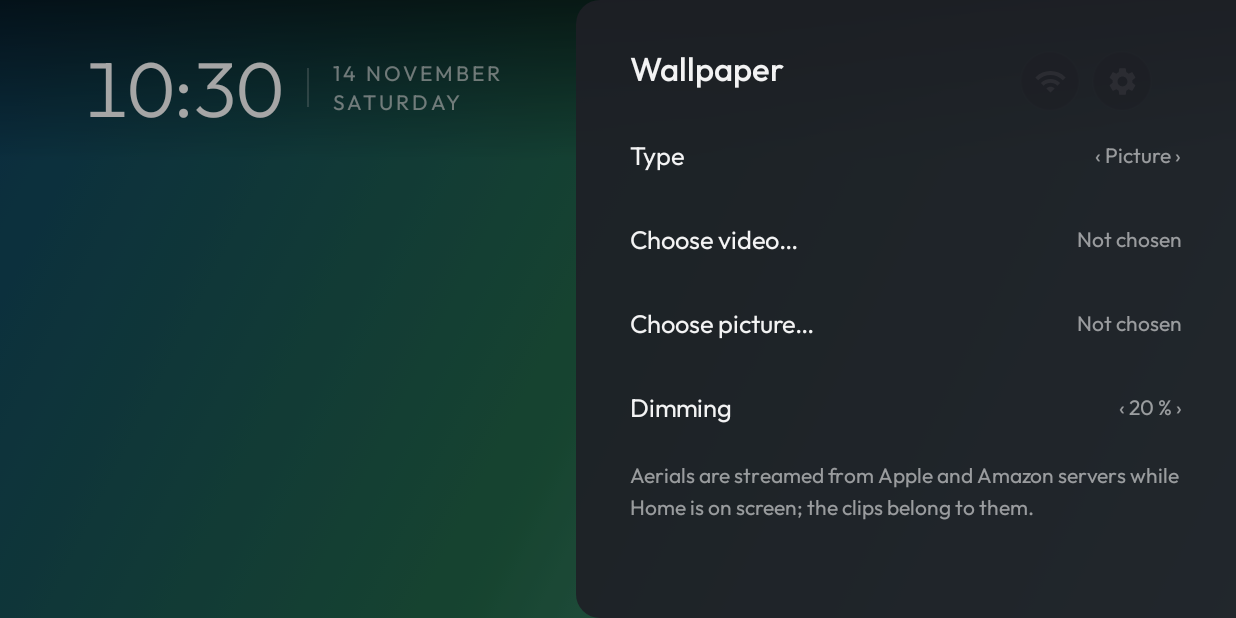
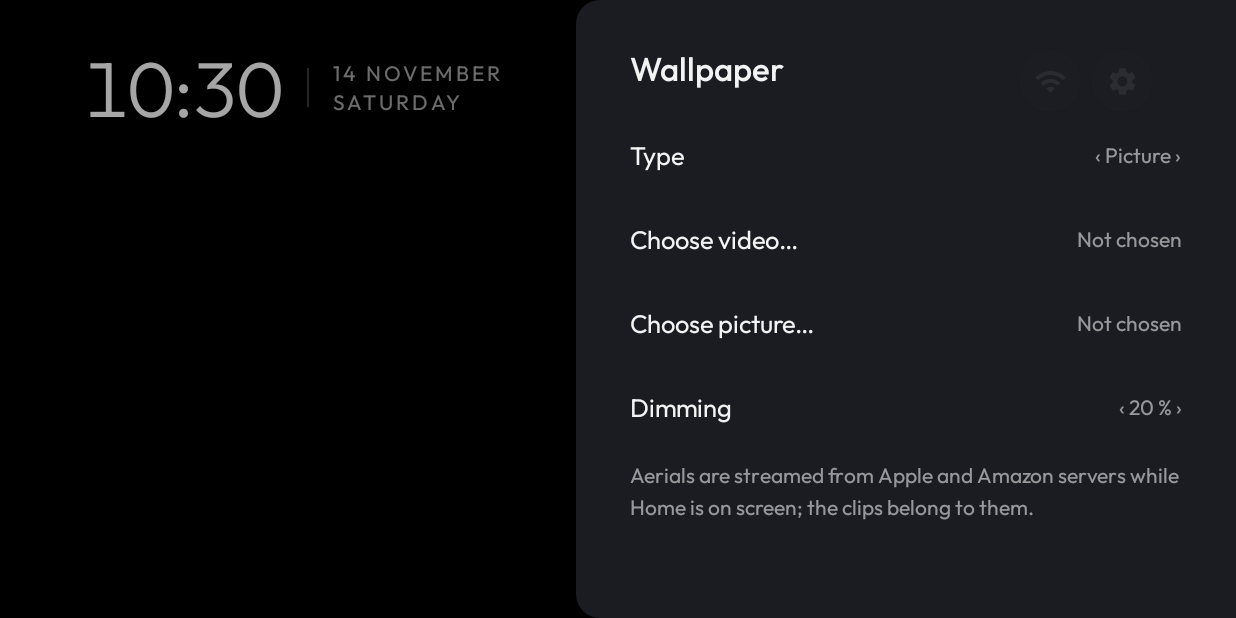
Before and after one commit to evg4b/just-my-tv-launcher, an Android app: the MainActivity screen opened directly, with no data from a screen before it, after a tap on "Type", on a phone screen of 824 x 412 dp (held sideways). Run offline under Robolectric (Android 15) with nearby library versions, the phone set to English and light mode, and no system bars; pictures from the network do not load; 3 other taps on this screen came first.

Commit message:
Video wallpapers come up from black, never over the gradient
With Aerials (or a video) chosen, Home showed the gradient first and
then the video: at power-on, on return to Home and after the
screensaver. The gradient came from the window background, the poster's
default image, and the poster reset in applyWallpaper and onTrimMemory.

Now only the Gradient type shows it. Video and Aerials start from black
(or the video's poster frame) and fade in at the first frame; a picture
starts black until decoded. When aerials cannot play (offline, or every
clip fails), the gradient comes back as a still (D92).

Co-Authored-By: Claude Opus 5.5 <noreply@anthropic.com>

```diff
--- a/launcher/app/src/main/java/com/justmytv/tvhome/MainActivity.java
+++ b/launcher/app/src/main/java/com/justmytv/tvhome/MainActivity.java
@@ -7,7 +7,9 @@ import android.content.Context;
 import android.content.Intent;
 import android.content.IntentFilter;
 import android.graphics.Bitmap;
+import android.graphics.Color;
 import android.graphics.Rect;
+import android.graphics.drawable.ColorDrawable;
 import android.net.ConnectivityManager;
 import android.net.Uri;
 import android.os.Bundle;
@@ -209,7 +211,7 @@ public class MainActivity extends Activity implements AppAdapter.Listener {
         String type = state.wallpaper;
         boolean moving = type.equals("video") || type.equals("aerials");
         findViewById(R.id.video).setVisibility(moving ? View.VISIBLE : View.GONE);
-        poster.setImageResource(R.drawable.aurora);   // until the picture or the poster frame is decoded
+        resetPoster();   // until the picture or the poster frame is decoded
         if (type.equals("picture") && !state.imageUri.isEmpty()) {
             Uri uri = Uri.parse(state.imageUri);
             pool.execute(() -> {
@@ -226,6 +228,12 @@ public class MainActivity extends Activity implements AppAdapter.Listener {
         if (started) startVideo();
     }
 
+    /** Before the first frame: the gradient only for its own type; a video or picture comes up from black, never over it. */
+    private void resetPoster() {
+        if (state.wallpaper.equals("gradient")) poster.setImageResource(R.drawable.aurora);
+        else poster.setImageDrawable(new ColorDrawable(Color.BLACK));
+    }
+
     void applyDim() {
         View dim = findViewById(R.id.dim);
         boolean on = state.dim > 0 && !state.wallpaper.equals("gradient");
@@ -236,7 +244,12 @@ public class MainActivity extends Activity implements AppAdapter.Listener {
     private void startVideo() {
         if (state.wallpaper.equals("video") && !state.videoUri.isEmpty()) {
             video.startFile(Uri.parse(state.videoUri));
-        } else if (state.wallpaper.equals("aerials") && online()) {   // offline: the poster, no requests (PLAN 6.3)
+        } else if (state.wallpaper.equals("aerials")) {
+            if (!online()) {   // offline: a still gradient, no requests (PLAN 6.3)
+                poster.setImageResource(R.drawable.aurora);
+                return;
+            }
+            if (!video.playing()) poster.setImageDrawable(new ColorDrawable(Color.BLACK));   // a fallback may have left the gradient up
             if (aerialUrls != null) {
                 video.startAerials(aerialUrls);
                 return;
@@ -433,7 +446,7 @@ public class MainActivity extends Activity implements AppAdapter.Listener {
         for (App a : installed) a.art = null;
         adapter.notifyDataSetChanged();
         wallpaperGen++;   // a decode still running is dropped too
-        poster.setImageResource(R.drawable.aurora);   // the picture or poster frame: up to 8 MB
+        resetPoster();   // drops the picture or poster frame: up to 8 MB
         artDropped = true;
     }
 
--- a/launcher/app/src/main/java/com/justmytv/tvhome/VideoWallpaper.java
+++ b/launcher/app/src/main/java/com/justmytv/tvhome/VideoWallpaper.java
@@ -203,6 +203,7 @@ final class VideoWallpaper {
             player.release();
             player = null;
         }
+        if (aerials != null) poster.setImageResource(R.drawable.aurora);   // no aerial plays: a still gradient, not black
         showPoster();
     }
 }
--- a/launcher/app/src/main/res/layout/activity_main.xml
+++ b/launcher/app/src/main/res/layout/activity_main.xml
@@ -13,14 +13,15 @@
         android:layout_height="match_parent"
         android:visibility="gone" />
 
-    <!-- the poster: the gradient, the picture, or the video's first frame; opaque; fades out at the video's first frame -->
+    <!-- the poster: the gradient, the picture, the video's first frame, or black before a video; opaque; fades out at
+         the video's first frame. Its image is set in code (resetPoster), never the gradient under a video -->
     <ImageView
         android:id="@+id/poster"
         android:layout_width="match_parent"
         android:layout_height="match_parent"
         android:importantForAccessibility="no"
         android:scaleType="centerCrop"
-        android:src="@drawable/aurora" />
+        android:src="@android:color/black" />
 
     <!-- dimming of a picture or video (0/20/40/60 %); its colour carries the alpha, so no extra layer -->
     <View
--- a/launcher/app/src/main/res/values/themes.xml
+++ b/launcher/app/src/main/res/values/themes.xml
@@ -1,8 +1,8 @@
 <?xml version="1.0" encoding="utf-8"?>
 <resources>
     <style name="Theme.Launcher" parent="android:Theme.Material.NoActionBar">
-        <!-- the default wallpaper (PLAN 6.2); dropped after the first frame, when the poster view covers the window -->
-        <item name="android:windowBackground">@drawable/aurora</item>
+        <!-- black, not the gradient: a video wallpaper comes up from black (D92); dropped after the first frame -->
+        <item name="android:windowBackground">@android:color/black</item>
         <item name="android:windowFullscreen">true</item>
         <item name="android:windowNoTitle">true</item>
         <item name="android:colorBackground">#FF000000</item>
```
Also changed, not shown: 2 other files.
